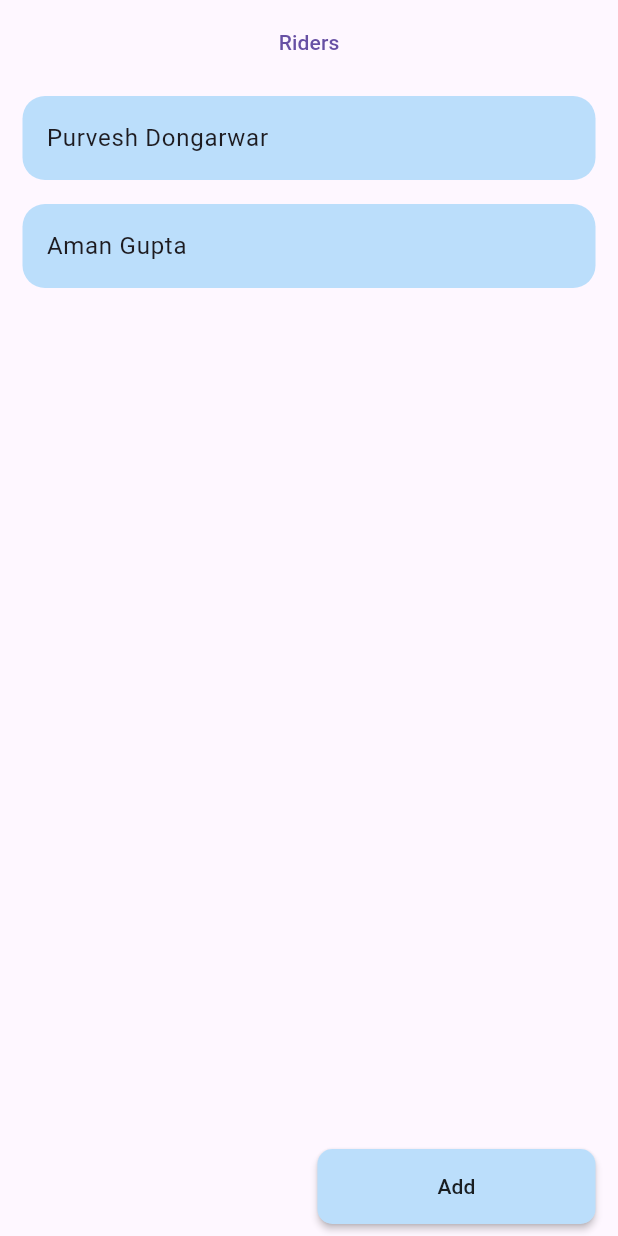
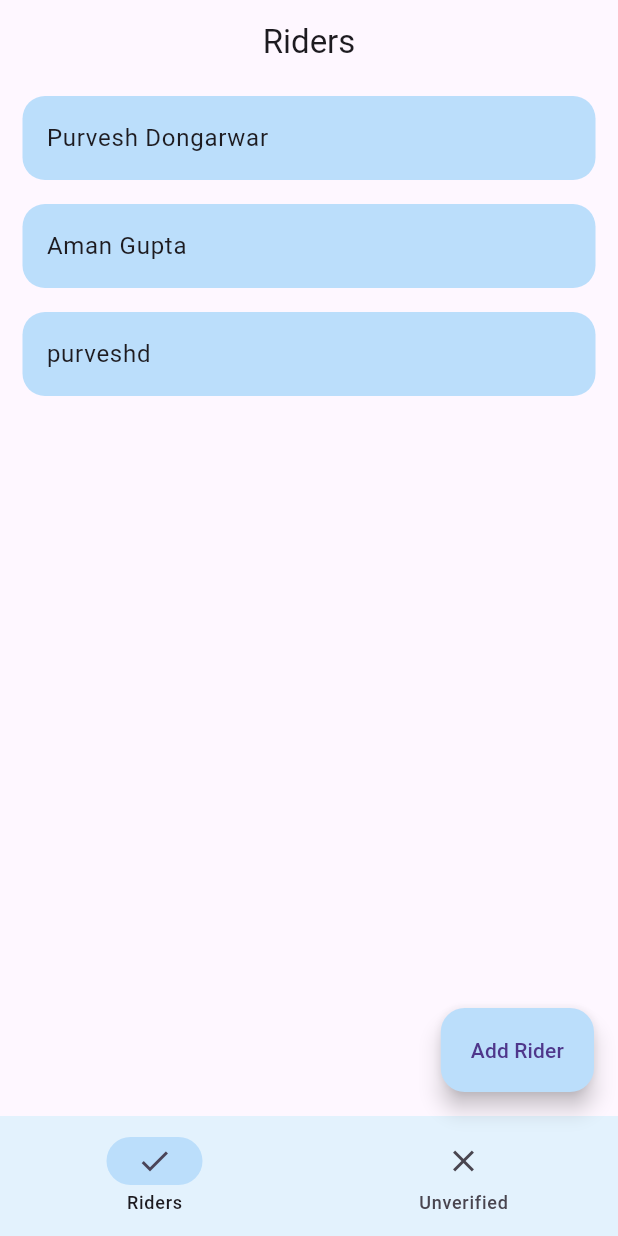
Before and after one commit to purveshxd/grow_simplee, a Flutter app: the screen it shows after launch, on a phone screen of 412 x 824 dp. Run offline on Flutter 3.47's test engine with Material 2 defaults, Android fonts, the phone set to English and light mode, and no system bars; our stand-ins replace carousel_slider, flutter_riverpod, image_picker.

Commit message:
working on unverified riders

```diff
--- a/lib/constants/constants.dart
+++ b/lib/constants/constants.dart
@@ -28,6 +28,8 @@ class Constants {
     'panCardPath': "",
     'photo': ""
   };
+
+  get docPath => _docNameMap;
   String getdocNameMap(String docName) {
     String location = _docNameMap[docName];
     return location;
--- a/lib/main.dart
+++ b/lib/main.dart
@@ -17,9 +17,8 @@ class MyApp extends StatelessWidget {
       initialRoute: '/',
       routes: Constants().routes,
       debugShowCheckedModeBanner: false,
-      theme: ThemeData(
-        useMaterial3: true,
-      ),
+      theme: ThemeData(useMaterial3: true)
+          .copyWith(primaryColor: Colors.blue.shade100),
       // home: const RiderLists(),
     );
   }
--- a/lib/repos/rider_model.dart
+++ b/lib/repos/rider_model.dart
@@ -3,9 +3,6 @@
 //     final rider = riderFromJson(jsonString);
 
 import 'dart:convert';
-
-import 'package:hive/hive.dart';
-part 'rider_model.g.dart';
 
 Rider riderFromJson(String str) => Rider.fromJson(json.decode(str));
 
@@ -20,6 +17,7 @@ class Rider {
   final int? pinCode;
   final int? bankAccountNumber;
   final String? ifsc;
+  final bool? isVerified;
   final RiderDocs? riderDocs;
 
   Rider({
@@ -31,6 +29,7 @@ class Rider {
     this.pinCode,
     this.bankAccountNumber,
     this.ifsc,
+    this.isVerified = false,
     this.riderDocs,
   });
 
@@ -43,6 +42,7 @@ class Rider {
     int? pinCode,
     int? bankAccountNumber,
     String? ifsc,
+    bool? isVerified,
     RiderDocs? riderDocs,
   }) =>
       Rider(
@@ -54,6 +54,7 @@ class Rider {
         pinCode: pinCode ?? this.pinCode,
         bankAccountNumber: bankAccountNumber ?? this.bankAccountNumber,
         ifsc: ifsc ?? this.ifsc,
+        isVerified: isVerified ?? this.isVerified,
         riderDocs: riderDocs ?? this.riderDocs,
       );
 
@@ -68,6 +69,7 @@ class Rider {
         pinCode: json["pinCode"],
         bankAccountNumber: json["bankAccountNumber"],
         ifsc: json["ifsc"],
+        isVerified: json["isVerified"],
         riderDocs: json["riderDocs"] == null
             ? null
             : RiderDocs.fromJson(json["riderDocs"]),
@@ -84,6 +86,7 @@ class Rider {
         "pinCode": pinCode,
         "bankAccountNumber": bankAccountNumber,
         "ifsc": ifsc,
+        "isVerified": isVerified,
         "riderDocs": riderDocs?.toJson(),
       };
 }
@@ -134,24 +137,3 @@ class RiderDocs {
         "photo": photo,
       };
 }
-
-
-
-
-// Rider(
-//             name: "Purvesh Dongarwar",
-//             phoneNumber: 9146477923,
-//             localities: ["Sadar", "Burdi", "Lokmanya Nagar"],
-//             address:
-//                 "CRPF Gate No.3, Hingna Road, Digdoh Hills Nagpur ( Maharashtra)",
-//             pinCode: 440010,
-//             bankAccountNumber: 39238765008,
-//             ifsc: "SBIN0001169",
-//             riderDocs: RiderDocs(
-//               aadharPath: '',
-//               bankCheque: '',
-//               dl: '',
-//               panCardPath: '',
-//               photo: '',
-//             ),
-//           ),
--- a/lib/repos/rider_providers.dart
+++ b/lib/repos/rider_providers.dart
@@ -15,6 +15,7 @@ class RiderNotifier extends StateNotifier<List<Rider>> {
             pinCode: 440010,
             bankAccountNumber: 39238765008,
             ifsc: "SBIN0001169",
+            isVerified: true,
             riderDocs: RiderDocs(
               aadharPath: '',
               bankCheque: '',
@@ -33,6 +34,7 @@ class RiderNotifier extends StateNotifier<List<Rider>> {
             pinCode: 440010,
             bankAccountNumber: 39238765008,
             ifsc: "SBIN0001169",
+            // isVerified: true,
             riderDocs: RiderDocs(
               aadharPath: 'android/path/work',
               bankCheque: 'android/path/work',
@@ -40,10 +42,36 @@ class RiderNotifier extends StateNotifier<List<Rider>> {
               panCardPath: 'android/path/work',
               photo: 'android/path/work',
             ),
-          )
+          ),
+          Rider(
+            uuid: const Uuid().v4(),
+            name: "purveshd",
+            phoneNumber: 9146477923,
+            localities: ["Sadar", "Burdi", "Lokmanya Nagar"],
+            address:
+                "CRPF Gate No.3, Hingna Road, Digdoh Hills Nagpur ( Maharashtra)",
+            pinCode: 440010,
+            bankAccountNumber: 39238765008,
+            ifsc: "SBIN0001169",
+            // isVerified: false,
+            riderDocs: RiderDocs(
+              aadharPath: '',
+              bankCheque: '',
+              dl: '',
+              panCardPath: '',
+              photo: '',
+            ),
+          ),
         ]);
   void addRiderInfo(Rider rider) {
     state = [...state, rider];
+  }
+
+  void verifyRider(String uuid) {
+    state = [
+      for (final rider in state)
+        if (rider.uuid == uuid) rider.copyWith(isVerified: true) else rider,
+    ];
   }
 
   void addRiderDocs(String uuid, RiderDocs riderDocs) {
@@ -51,12 +79,15 @@ class RiderNotifier extends StateNotifier<List<Rider>> {
       for (final rider in state)
         if (rider.uuid == uuid)
           rider.copyWith(
-              riderDocs: RiderDocs(
-                  aadharPath: riderDocs.aadharPath,
-                  bankCheque: riderDocs.bankCheque,
-                  dl: riderDocs.dl,
-                  panCardPath: riderDocs.panCardPath,
-                  photo: riderDocs.photo))
+            riderDocs: RiderDocs(
+                aadharPath: riderDocs.aadharPath,
+                bankCheque: riderDocs.bankCheque,
+                dl: riderDocs.dl,
+                panCardPath: riderDocs.panCardPath,
+                photo: riderDocs.photo),
+          )
+        else
+          rider
     ];
   }
 }
@@ -79,3 +110,16 @@ final docProvider = Provider((ref) {
   ];
   return proWider;
 });
+
+final rejectedRiderProvider = Provider<List<Rider>>((ref) {
+  final riders = ref.watch(riderProvider);
+  return riders.where((rider) => rider.isVerified == false).toList();
+});
+final verifiedRiderProvider = Provider<List<Rider>>((ref) {
+  return ref
+      .watch(riderProvider)
+      .where((rider) => rider.isVerified == true)
+      .toList();
+});
+
+final currentPageProvider = StateProvider((ref) => 0);
--- a/lib/riderData.json
+++ b/lib/riderData.json
@@ -4,8 +4,10 @@
     "localities":["lokmanya nagar","Sadar","Nagpur"],
     "address":"zrhsdgnsfgndsfabbdisfksf  lsfbnlzb",
     "pinCode":440010,
+    "uuid":"110ec58a-a0f2-4ac4-8393-c866d813b8d1",
     "bankAccountNumber":4643138431346464,
     "ifsc":"zdhndgnxdnzdzh",
+    "status":"",
     "riderDocs":{
         "aadharPath":"",
         "panCardPath":"",
--- a/lib/screens/riders_list.dart
+++ b/lib/screens/riders_list.dart
@@ -2,7 +2,6 @@ import 'package:flutter/material.dart';
 import 'package:flutter_riverpod/flutter_riverpod.dart';
 import 'package:grow_simplee/repos/rider_model.dart';
 import 'package:grow_simplee/repos/rider_providers.dart';
-import 'package:grow_simplee/widgets/custom_button.dart';
 import 'package:grow_simplee/widgets/rider_list_tile.dart';
 
 class RiderLists extends ConsumerWidget {
@@ -11,34 +10,47 @@ class RiderLists extends ConsumerWidget {
   @override
   Widget build(BuildContext context, WidgetRef ref) {
     List<Rider> riders = ref.watch(riderProvider);
-    return Scaffold(
-      appBar: AppBar(
-        centerTitle: true,
-        title: TextButton(
-          child: const Text('Riders'),
-          onPressed: () {
-            debugPrint(riders.elementAt(1).uuid.toString());
-          },
-        ),
-      ),
-      body: ListView.builder(
+    // RiderFilter filter = ref.watch(riderFilterProvider);
+    // List<Rider> acceptedRider = ref.watch(verifiedRiderProvider);
+    List<Rider> rejectedRider = ref.watch(rejectedRiderProvider);
+    int currentPage = ref.watch(currentPageProvider);
+    List<Widget> bodyList = [
+      ListView.builder(
         itemCount: riders.length,
         itemBuilder: (context, index) =>
             RiderListTile(rider: riders.elementAt(index)),
       ),
-      bottomNavigationBar: Padding(
-        padding: const EdgeInsets.symmetric(horizontal: 15.0, vertical: 8),
-        child: Row(
-          mainAxisAlignment: MainAxisAlignment.end,
-          // mainAxisSize: MainAxisSize.max,
-          children: [
-            CustomButton(
-              label: "Add",
-              null,
-              navigateTo: () => Navigator.pushNamed(context, '/addRider'),
-            )
-          ],
-        ),
+      ListView.builder(
+        itemCount: rejectedRider.length,
+        itemBuilder: (context, index) =>
+            RiderListTile(rider: rejectedRider.elementAt(index)),
+      ),
+    ];
+    List pageName = ["Riders", "Unverified"];
+    return Scaffold(
+      appBar: AppBar(
+        centerTitle: true,
+        title: Text(pageName.elementAt(currentPage)),
+      ),
+      body: bodyList[currentPage],
+      floatingActionButton: FloatingActionButton.extended(
+        backgroundColor: Colors.blue.shade100,
+        label: const Text("Add Rider"),
+        onPressed: () => Navigator.pushNamed(context, '/addRider'),
+      ),
+      bottomNavigationBar: NavigationBar(
+        indicatorColor: Colors.blue.shade100,
+        labelBehavior: NavigationDestinationLabelBehavior.alwaysShow,
+        backgroundColor: Colors.blue.shade50,
+        selectedIndex: currentPage,
+        destinations: const [
+          NavigationDestination(icon: Icon(Icons.check), label: 'Riders'),
+          NavigationDestination(icon: Icon(Icons.close), label: 'Unverified')
+        ],
+        onDestinationSelected: (value) {
+          ref.read(currentPageProvider.notifier).update((state) => value);
+          // currentPage = value;
+        },
       ),
     );
   }
--- a/lib/widgets/document_upload_fields.dart
+++ b/lib/widgets/document_upload_fields.dart
@@ -1,7 +1,4 @@
 import 'package:flutter/material.dart';
-import 'package:flutter_riverpod/flutter_riverpod.dart';
-import 'package:grow_simplee/constants/constants.dart';
-import 'package:grow_simplee/repos/rider_providers.dart';
 
 class DocumentUploadField extends StatelessWidget {
   final String label;
--- a/lib/widgets/rider_list_tile.dart
+++ b/lib/widgets/rider_list_tile.dart
@@ -1,17 +1,19 @@
 // ignore_for_file: public_member_api_docs, sort_constructors_first
 import 'package:flutter/material.dart';
+import 'package:flutter_riverpod/flutter_riverpod.dart';
 import 'package:grow_simplee/repos/rider_model.dart';
 
+class RiderListTile extends ConsumerWidget {
+  final Rider rider;
 
-class RiderListTile extends StatelessWidget {
-  final Rider rider;
   const RiderListTile({
     Key? key,
     required this.rider,
+    // required this.index,
   }) : super(key: key);
 
   @override
-  Widget build(BuildContext context) {
+  Widget build(BuildContext context, WidgetRef ref) {
     return Padding(
       padding: const EdgeInsets.symmetric(horizontal: 15, vertical: 8),
       child: InkWell(
--- a/pubspec.yaml
+++ b/pubspec.yaml
@@ -40,6 +40,8 @@ dependencies:
   hive_flutter: ^1.1.0
   hive: ^2.2.3
   uuid: ^3.0.7
+  swipeable_tile: ^2.0.0+3
+  flutter_slidable: ^3.0.0
 
 dev_dependencies:
   flutter_test:
```
Also changed, not shown: lib/screens/add_riders.dart (+7 -7 lines), lib/screens/rider_profile.dart (+45 -22 lines), lib/screens/upload_documents.dart (+13 -7 lines), lib/repos/rider_model.g.dart (deleted), pubspec.lock.
